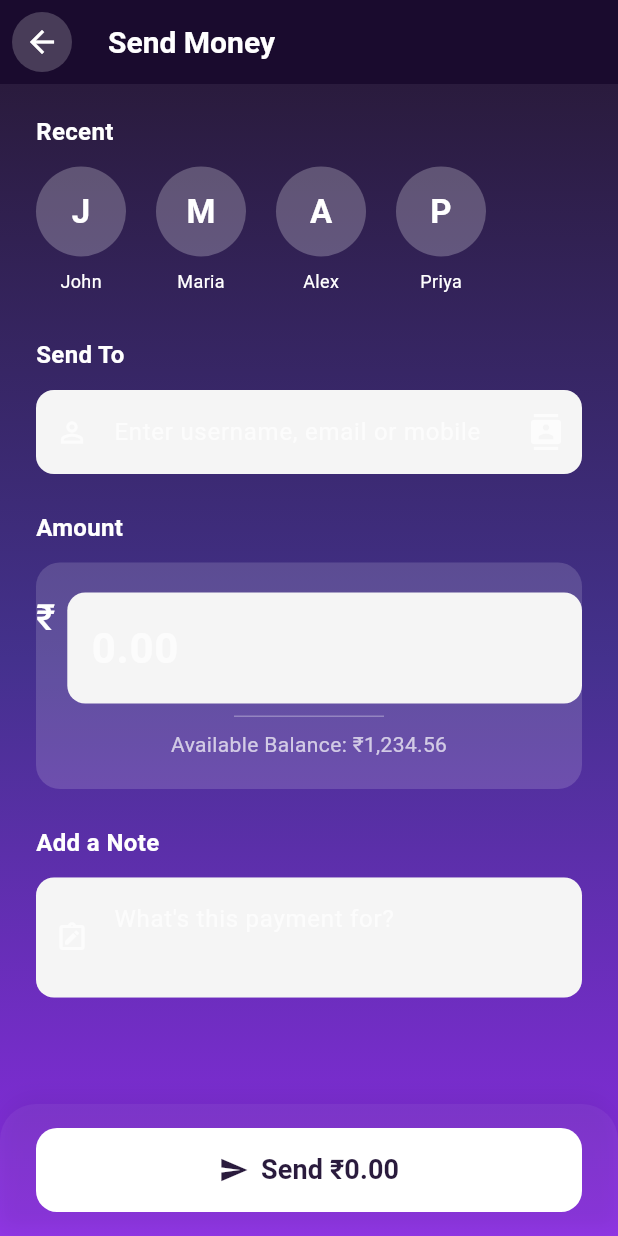
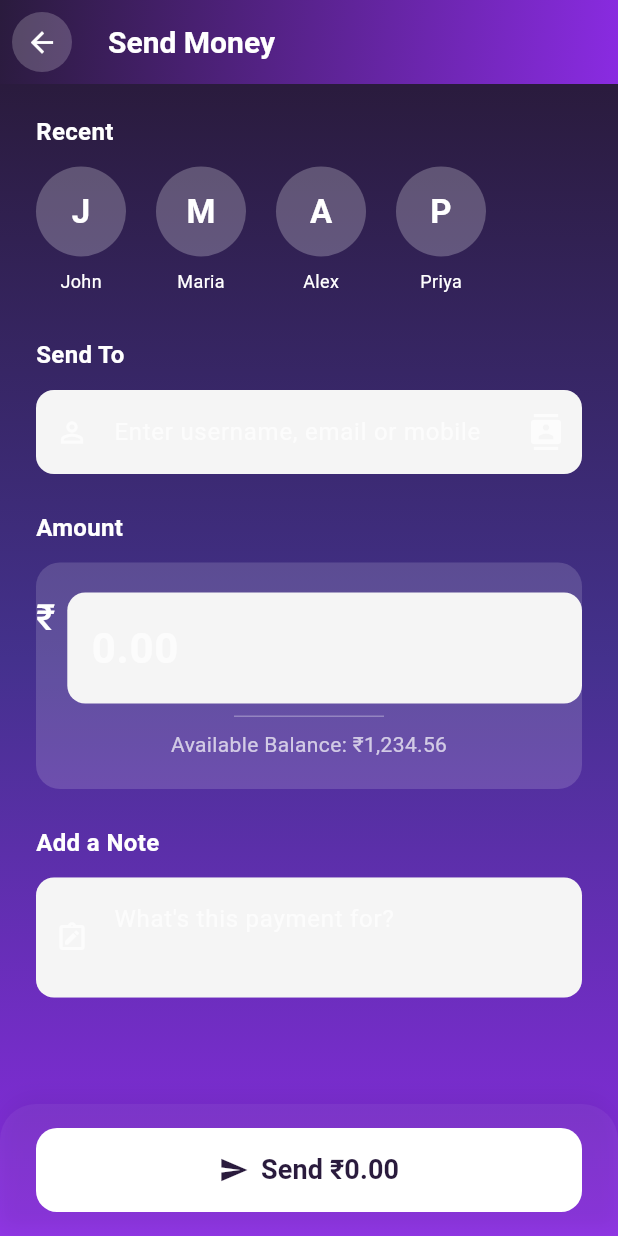
Before and after one commit to GhanshyamSharma122/payment_app, a Flutter app: the HomeScreen screen opened directly, after a tap on "Send Money", on a phone screen of 412 x 824 dp. Run offline on Flutter 3.47's test engine with Material 3 defaults, Android fonts, the phone set to English and light mode, and no system bars; our stand-ins replace flutter_secure_storage, permission_handler, qr_flutter, shared_preferences; missing offline and left inert: mobile_scanner; accounts and stored records are empty.

Commit message:
Final version of payment app with UI fixes and functionality improvements

```diff
--- a/lib/screens/home_screen.dart
+++ b/lib/screens/home_screen.dart
@@ -259,7 +259,7 @@ class _HomeScreenState extends State<HomeScreen> {
                         ],
                       ),
                       const SizedBox(width: 8),
-                      InkWell(
+                      GestureDetector(
                         onTap: () {
                           Navigator.push(
                             context,
@@ -268,18 +268,11 @@ class _HomeScreenState extends State<HomeScreen> {
                             ),
                           );
                         },
-                        child: const CircleAvatar(
-                          radius: 20,
-                          backgroundColor: Colors.white24,
-                          child: Icon(
-                            Icons.person_outline,
-                            color: Colors.white,
-                          ),
+                        child: Icon(
+                          Icons.person_outline,
+                          color: Colors.white,
+                          size: 28,
                         ),
-                      ),
-                      IconButton(
-                        icon: const Icon(Icons.logout, color: Colors.white),
-                        onPressed: _logout,
                       ),
                     ],
                   ),
@@ -536,7 +529,9 @@ class _HomeScreenState extends State<HomeScreen> {
                             child: Text(
                               'See All',
                               style: TextStyle(
-                                color: AppTheme.accentColor,
+                                color: Theme.of(context).brightness == Brightness.dark
+                                    ? Colors.white
+                                    : AppTheme.accentColor,
                                 fontWeight: FontWeight.bold,
                               ),
                             ),
@@ -590,7 +585,7 @@ class _QuickActionCard extends StatelessWidget {
       margin: EdgeInsets.zero,
       color: isDarkMode
           ? Colors.white.withOpacity(0.1) // Semi-transparent white for dark mode
-          : Colors.white,                  // Solid white for light mode
+          : Colors.white,                  // Solid white in light mode
       elevation: 4,
       shadowColor: Colors.black.withOpacity(0.2),
       shape: RoundedRectangleBorder(
@@ -633,7 +628,9 @@ class _QuickActionCard extends StatelessWidget {
                 style: TextStyle(
                   fontSize: 13,
                   fontWeight: FontWeight.bold,
-                  color: isDarkMode ? Colors.white : Colors.black87,
+                  color: isDarkMode
+                      ? Colors.white
+                      : AppTheme.primaryColor, // Dark text in light mode for better contrast
                 ),
               ),
             ),
--- a/lib/screens/payment_screen.dart
+++ b/lib/screens/payment_screen.dart
@@ -2,6 +2,7 @@ import 'package:flutter/material.dart';
 import 'package:flutter/services.dart';
 import 'package:payment_app/services/api_service.dart';
 import 'package:payment_app/utils/theme.dart';
+import 'package:payment_app/utils/common_widgets.dart';
 import 'package:flutter_secure_storage/flutter_secure_storage.dart';
 
 class PaymentScreen extends StatefulWidget {
@@ -140,36 +141,7 @@ class _PaymentScreenState extends State<PaymentScreen> {
 
     return Scaffold(
       backgroundColor: isDarkMode ? AppTheme.darkBackgroundColor : AppTheme.backgroundColor,
-      appBar: AppBar(
-        title: const Text(
-          'Send Money',
-          style: TextStyle(
-            color: Colors.white,
-            fontWeight: FontWeight.bold,
-          ),
-        ),
-        backgroundColor: Colors.transparent,
-        elevation: 0,
-        leading: Container(
-          margin: const EdgeInsets.all(8),
-          decoration: BoxDecoration(
-            color: Colors.white.withOpacity(0.2),
-            shape: BoxShape.circle,
-          ),
-          child: IconButton(
-            icon: const Icon(
-              Icons.arrow_back,
-              color: Colors.white,
-              size: 24,
-            ),
-            onPressed: () => Navigator.of(context).pop(),
-          ),
-        ),
-        iconTheme: const IconThemeData(
-          color: Colors.white,
-          size: 28,
-        ),
-      ),
+      appBar: commonAppBar(title: 'Send Money', context: context),
       body: Container(
         width: double.infinity,
         height: double.infinity,
--- /dev/null
+++ b/lib/utils/common_widgets.dart
@@ -0,0 +1,81 @@
+import 'package:flutter/material.dart';
+import 'package:payment_app/utils/theme.dart';
+
+/// Creates a consistent app bar used across all screens.
+///
+/// Parameters:
+/// - [title]: The title text to display in the app bar
+/// - [context]: BuildContext for navigation
+/// - [actions]: Optional list of action widgets
+/// - [bottom]: Optional bottom widget for tabs
+/// - [backgroundColor]: Optional background color for the AppBar
+PreferredSizeWidget commonAppBar({
+  required String title,
+  required BuildContext context,
+  List<Widget>? actions,
+  PreferredSizeWidget? bottom,
+  Color? backgroundColor,  // Background color parameter
+}) {
+  final isDarkMode = Theme.of(context).brightness == Brightness.dark;
+
+  // Calculate the top padding for status bar height
+  final statusBarHeight = MediaQuery.of(context).padding.top;
+
+  return PreferredSize(
+    preferredSize: Size.fromHeight(kToolbarHeight + (bottom != null ? bottom.preferredSize.height : 0)),
+    child: Container(
+      decoration: BoxDecoration(
+        gradient: LinearGradient(
+          begin: Alignment.topLeft,
+          end: Alignment.bottomRight,
+          colors: isDarkMode
+              ? [
+                  AppTheme.darkPrimaryColor.withOpacity(0.9),
+                  AppTheme.darkPrimaryColor.withOpacity(0.8),
+                ]
+              : [
+                  AppTheme.primaryColor,
+                  AppTheme.accentColor,
+                ],
+        ),
+      ),
+      child: AppBar(
+        title: Text(
+          title,
+          style: const TextStyle(
+            color: Colors.white,
+            fontWeight: FontWeight.bold,
+            fontSize: 20,
+          ),
+        ),
+        backgroundColor: Colors.transparent, // Use transparent to show gradient
+        elevation: 0,
+        leading: Navigator.of(context).canPop()
+            ? Container(
+                margin: const EdgeInsets.all(8),
+                decoration: BoxDecoration(
+                  color: Colors.white.withOpacity(0.2),
+                  shape: BoxShape.circle,
+                ),
+                child: IconButton(
+                  icon: const Icon(
+                    Icons.arrow_back,
+                    color: Colors.white,
+                    size: 22,
+                  ),
+                  padding: EdgeInsets.zero,
+                  constraints: const BoxConstraints(),
+                  onPressed: () => Navigator.of(context).pop(),
+                ),
+              )
+            : null,
+        actions: actions,
+        bottom: bottom,
+        iconTheme: const IconThemeData(
+          color: Colors.white,
+          size: 28,
+        ),
+      ),
+    ),
+  );
+}
```
Also changed, not shown: lib/screens/coming_soon_screen.dart (+10 -19 lines), lib/screens/profile_screen.dart (+51 -46 lines), lib/screens/qr_code_screen.dart (+4 -29 lines), lib/screens/rewards_screen.dart (+8 -36 lines), lib/screens/transaction_history_screen.dart (+7 -35 lines).
